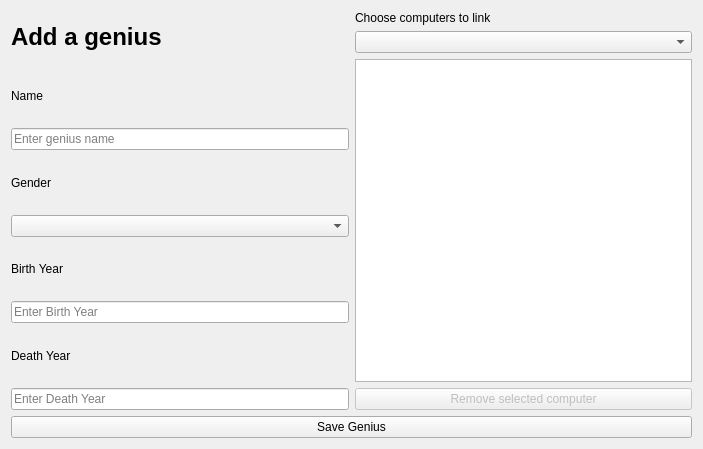
Above: addgenius.ui from danielm15/VLN1-2016-Hopur_16 before the change. Below: the same form after it.
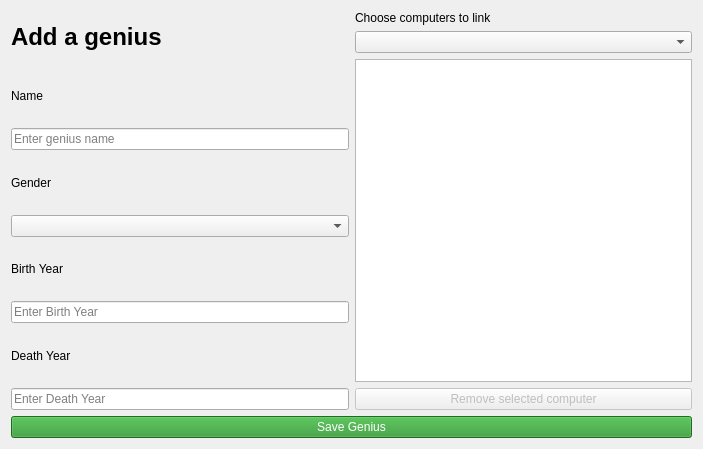
That is the form after the change. Icons and pictures are not drawn.

Commit message: Added color and hover to buttons

The edit to the form file:
```diff
--- a/addgenius.ui
+++ b/addgenius.ui
@@ -161,6 +161,17 @@
      <property name="enabled">
       <bool>true</bool>
      </property>
+     <property name="styleSheet">
+      <string notr="true">#pushButtonSaveGenius {
+	color: rgb(255, 255, 255);
+	background-color: rgb(44, 150, 44);
+	
+}
+
+#pushButtonSaveGenius::hover {
+	background-color: rgb(56, 190, 56);
+}</string>
+     </property>
      <property name="text">
       <string>Save Genius</string>
      </property>
```
Left out of the diff: 10 changed lines with no effect on the pictures. The commit also changes 5 other files.
